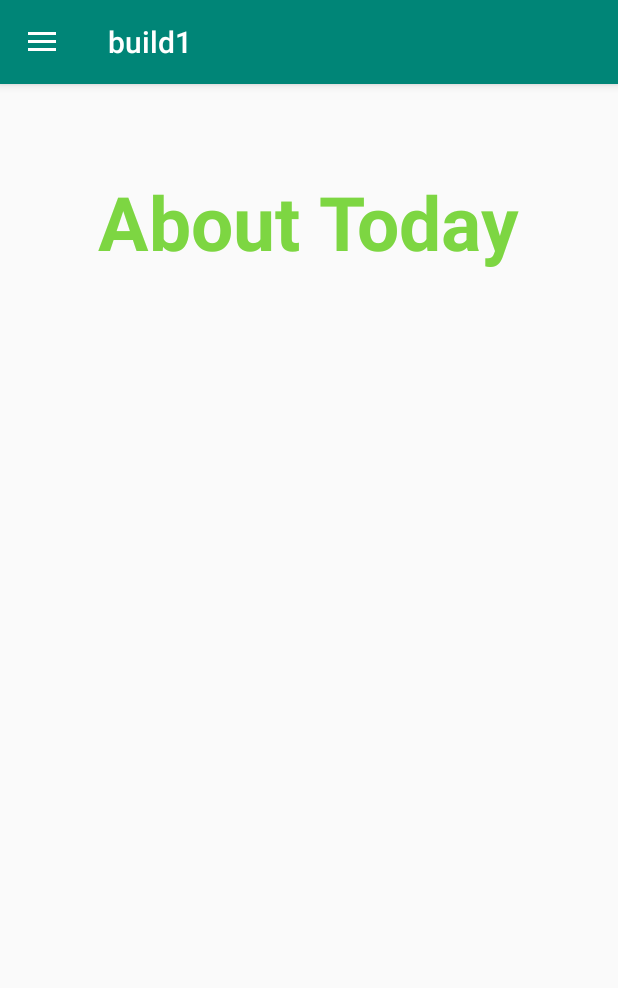
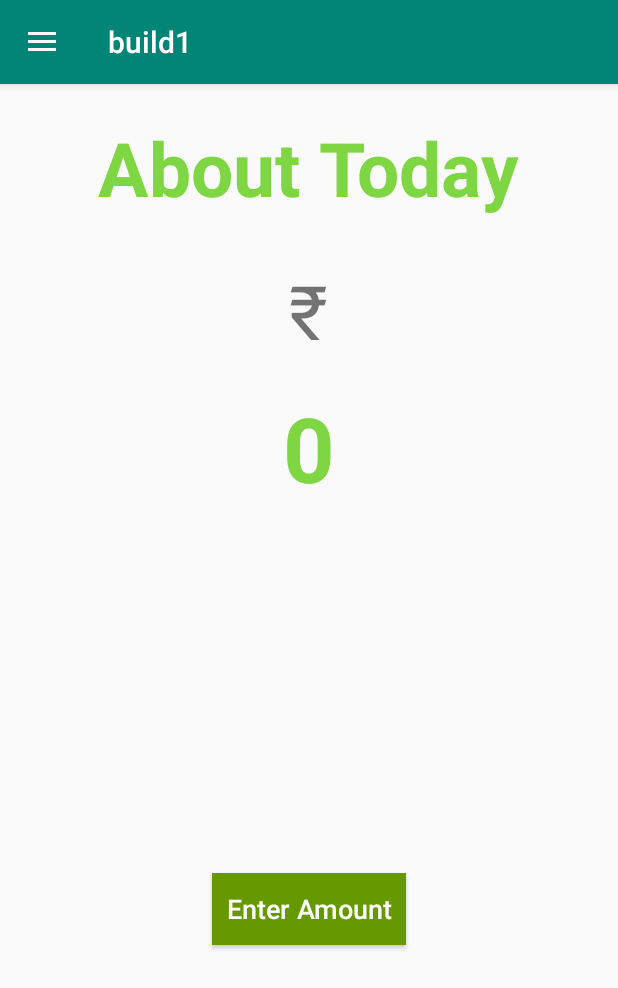
Before and after one commit to devansh-299/build1, an Android app: the MainActivity screen opened directly, with no data from a screen before it, on a phone screen of 412 x 824 dp. Shown: the top 988 px of the screen. Run offline under Robolectric (Android 15) with nearby library versions, the phone set to English and light mode, and no system bars.

```diff
--- a/app/build.gradle
+++ b/app/build.gradle
@@ -27,4 +27,5 @@ dependencies {
     androidTestImplementation 'com.android.support.test:runner:1.0.2'
     androidTestImplementation 'com.android.support.test.espresso:espresso-core:3.0.2'
     implementation 'com.android.support:recyclerview-v7:28.0.0'
+    implementation 'com.mikhaellopez:circularimageview:3.2.0'
 }
--- a/app/src/main/res/layout/fragment_today.xml
+++ b/app/src/main/res/layout/fragment_today.xml
@@ -8,9 +8,45 @@
         android:layout_height="wrap_content"
         android:layout_alignParentTop="true"
         android:layout_centerHorizontal="true"
-        android:layout_marginTop="58dp"
+        android:layout_marginTop="22dp"
         android:text="About Today"
         android:textColor="@color/mygreen"
         android:textSize="50sp"
         android:textStyle="bold" />
+
+    <TextView
+        android:id="@+id/textView2"
+        android:layout_width="wrap_content"
+        android:layout_height="wrap_content"
+        android:layout_alignParentTop="true"
+        android:layout_centerHorizontal="true"
+        android:layout_marginTop="117dp"
+        android:text="₹"
+        android:textSize="50sp" />
+
+    <TextView
+        android:id="@+id/today_amount"
+        android:layout_width="wrap_content"
+        android:layout_height="wrap_content"
+        android:layout_alignParentTop="true"
+        android:layout_centerHorizontal="true"
+        android:layout_marginTop="202dp"
+        android:text="0"
+        android:textColor="@color/mygreen"
+        android:textSize="60sp"
+        android:textStyle="bold" />
+
+    <Button
+        android:id="@+id/enter_amount"
+        android:layout_width="wrap_content"
+        android:layout_height="wrap_content"
+        android:layout_alignParentBottom="true"
+        android:layout_centerHorizontal="true"
+        android:layout_marginBottom="194dp"
+        android:background="@android:color/holo_green_dark"
+        android:text="  Enter Amount  "
+        android:onClick="do_enter"
+        android:textAllCaps="false"
+        android:textColor="@android:color/background_light"
+        android:textSize="18sp" />
 </RelativeLayout>
--- a/app/src/main/res/layout/nav_header.xml
+++ b/app/src/main/res/layout/nav_header.xml
@@ -2,7 +2,7 @@
 <LinearLayout xmlns:android="http://schemas.android.com/apk/res/android"
     android:orientation="vertical" android:layout_width="match_parent"
     android:layout_height="176dp"
-    android:background="@color/colorAccent"
+    android:background="@color/mygreen"
     android:gravity="bottom"
     android:padding="16dp"
     android:theme="@style/ThemeOverlay.AppCompat.Dark">
@@ -16,11 +16,13 @@
         android:layout_height="wrap_content"
         android:paddingTop="1dp"
         android:text="App Name"
+        android:textColor="@android:color/background_light"
         android:textAppearance="@style/TextAppearance.AppCompat.Body1"/>
     <TextView
         android:layout_width="wrap_content"
         android:layout_height="wrap_content"
         android:text="Username"
+        android:textColor="@android:color/background_light"
         android:id="@+id/nav_username"/>
 
 </LinearLayout>
--- a/app/src/main/res/menu/menu.xml
+++ b/app/src/main/res/menu/menu.xml
@@ -24,7 +24,7 @@
             <item
                 android:id="@+id/nav_about"
                 android:icon="@drawable/ic_launcher_foreground"
-                android:title="About us" />
+                android:title="Exit" />
 
         </menu>
     </item>
```
Also changed, not shown: app/src/main/AndroidManifest.xml (+6 -2 lines), app/src/main/java/com/piworks/build1/MainActivity.java (+47 -6 lines), app/src/main/java/com/piworks/build1/mydatabase.java (added, +95 -0 lines), app/src/main/java/com/piworks/build1/popup_get_amount.java (added, +66 -0 lines), app/src/main/java/com/piworks/build1/settings.java (added, +31 -0 lines), app/src/main/res/layout/activity_settings.xml (added, +47 -0 lines), app/src/main/res/layout/popup_getamnt_layout.xml (added, +34 -0 lines), app/src/main/res/drawable/icon_account.png (added).
